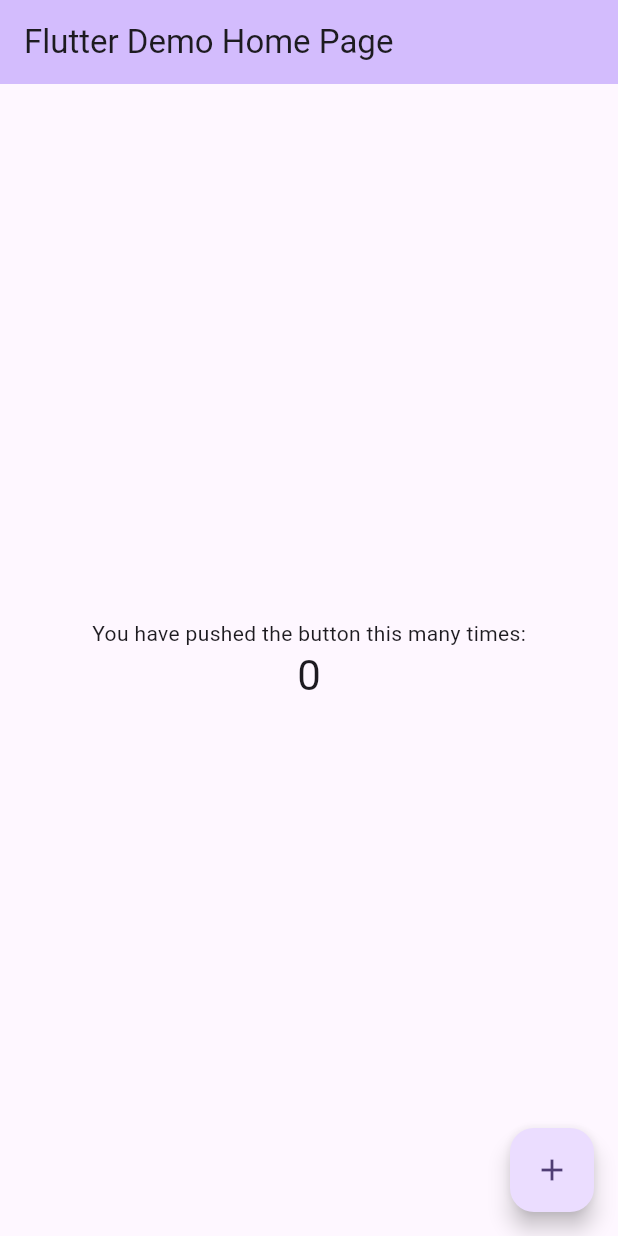
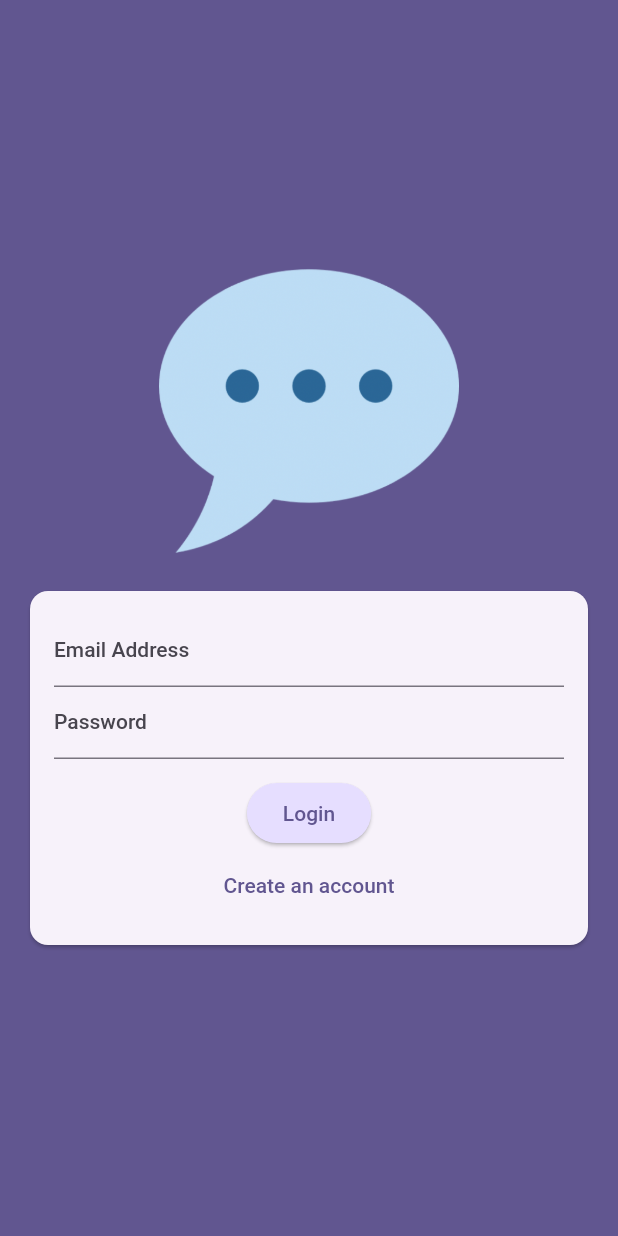
Before and after one commit to yanaMyn/flutter-chat_app, a Flutter app: the screen it shows after launch, on a phone screen of 412 x 824 dp. Run offline on Flutter 3.47's test engine with Material 2 defaults, Android fonts, the phone set to English and light mode, and no system bars.

Commit message:
add login page and set validateor

```diff
--- a/lib/main.dart
+++ b/lib/main.dart
@@ -1,125 +1,23 @@
+import 'package:chat_app/screens/auth.dart';
 import 'package:flutter/material.dart';
 
 void main() {
-  runApp(const MyApp());
+  runApp(const App());
 }
 
-class MyApp extends StatelessWidget {
-  const MyApp({super.key});
+class App extends StatelessWidget {
+  const App({super.key});
 
-  // This widget is the root of your application.
   @override
   Widget build(BuildContext context) {
     return MaterialApp(
-      title: 'Flutter Demo',
-      theme: ThemeData(
-        // This is the theme of your application.
-        //
-        // TRY THIS: Try running your application with "flutter run". You'll see
-        // the application has a blue toolbar. Then, without quitting the app,
-        // try changing the seedColor in the colorScheme below to Colors.green
-        // and then invoke "hot reload" (save your changes or press the "hot
-        // reload" button in a Flutter-supported IDE, or press "r" if you used
-        // the command line to start the app).
-        //
-        // Notice that the counter didn't reset back to zero; the application
-        // state is not lost during the reload. To reset the state, use hot
-        // restart instead.
-        //
-        // This works for code too, not just values: Most code changes can be
-        // tested with just a hot reload.
-        colorScheme: ColorScheme.fromSeed(seedColor: Colors.deepPurple),
+      title: 'FlutterChat',
+      theme: ThemeData().copyWith(
         useMaterial3: true,
+        colorScheme: ColorScheme.fromSeed(
+            seedColor: const Color.fromARGB(255, 63, 17, 177)),
       ),
-      home: const MyHomePage(title: 'Flutter Demo Home Page'),
+      home: const AuthScreen(),
     );
   }
 }
-
-class MyHomePage extends StatefulWidget {
-  const MyHomePage({super.key, required this.title});
-
-  // This widget is the home page of your application. It is stateful, meaning
-  // that it has a State object (defined below) that contains fields that affect
-  // how it looks.
-
-  // This class is the configuration for the state. It holds the values (in this
-  // case the title) provided by the parent (in this case the App widget) and
-  // used by the build method of the State. Fields in a Widget subclass are
-  // always marked "final".
-
-  final String title;
-
-  @override
-  State<MyHomePage> createState() => _MyHomePageState();
-}
-
-class _MyHomePageState extends State<MyHomePage> {
-  int _counter = 0;
-
-  void _incrementCounter() {
-    setState(() {
-      // This call to setState tells the Flutter framework that something has
-      // changed in this State, which causes it to rerun the build method below
-      // so that the display can reflect the updated values. If we changed
-      // _counter without calling setState(), then the build method would not be
-      // called again, and so nothing would appear to happen.
-      _counter++;
-    });
-  }
-
-  @override
-  Widget build(BuildContext context) {
-    // This method is rerun every time setState is called, for instance as done
-    // by the _incrementCounter method above.
-    //
-    // The Flutter framework has been optimized to make rerunning build methods
-    // fast, so that you can just rebuild anything that needs updating rather
-    // than having to individually change instances of widgets.
-    return Scaffold(
-      appBar: AppBar(
-        // TRY THIS: Try changing the color here to a specific color (to
-        // Colors.amber, perhaps?) and trigger a hot reload to see the AppBar
-        // change color while the other colors stay the same.
-        backgroundColor: Theme.of(context).colorScheme.inversePrimary,
-        // Here we take the value from the MyHomePage object that was created by
-        // the App.build method, and use it to set our appbar title.
-        title: Text(widget.title),
-      ),
-      body: Center(
-        // Center is a layout widget. It takes a single child and positions it
-        // in the middle of the parent.
-        child: Column(
-          // Column is also a layout widget. It takes a list of children and
-          // arranges them vertically. By default, it sizes itself to fit its
-          // children horizontally, and tries to be as tall as its parent.
-          //
-          // Column has various properties to control how it sizes itself and
-          // how it positions its children. Here we use mainAxisAlignment to
-          // center the children vertically; the main axis here is the vertical
-          // axis because Columns are vertical (the cross axis would be
-          // horizontal).
-          //
-          // TRY THIS: Invoke "debug painting" (choose the "Toggle Debug Paint"
-          // action in the IDE, or press "p" in the console), to see the
-          // wireframe for each widget.
-          mainAxisAlignment: MainAxisAlignment.center,
-          children: <Widget>[
-            const Text(
-              'You have pushed the button this many times:',
-            ),
-            Text(
-              '$_counter',
-              style: Theme.of(context).textTheme.headlineMedium,
-            ),
-          ],
-        ),
-      ),
-      floatingActionButton: FloatingActionButton(
-        onPressed: _incrementCounter,
-        tooltip: 'Increment',
-        child: const Icon(Icons.add),
-      ), // This trailing comma makes auto-formatting nicer for build methods.
-    );
-  }
-}
--- /dev/null
+++ b/lib/screens/auth.dart
@@ -0,0 +1,112 @@
+import 'package:flutter/material.dart';
+
+class AuthScreen extends StatefulWidget {
+  const AuthScreen({super.key});
+
+  @override
+  State<StatefulWidget> createState() {
+    return _AuthScreenState();
+  }
+}
+
+class _AuthScreenState extends State<AuthScreen> {
+  final _form = GlobalKey<FormState>();
+  var _isLogin = true;
+  var _emailEntered = '';
+  var _passwordEntered = '';
+
+  void _submit() {
+    final isValid = _form.currentState!.validate();
+    if (isValid) {
+      _form.currentState!.save();
+      print(_emailEntered);
+      print(_passwordEntered);
+    }
+  }
+
+  @override
+  Widget build(BuildContext context) {
+    return Scaffold(
+      backgroundColor: Theme.of(context).colorScheme.primary,
+      body: Center(
+        child: SingleChildScrollView(
+          child: Column(
+            mainAxisAlignment: MainAxisAlignment.center,
+            children: [
+              SizedBox(
+                width: 200,
+                child: Image.asset('assets/images/chat.png'),
+              ),
+              Card(
+                margin: const EdgeInsets.all(20),
+                child: Padding(
+                  padding: const EdgeInsets.all(16),
+                  child: Form(
+                    key: _form,
+                    child: Column(
+                      mainAxisSize: MainAxisSize.min,
+                      children: [
+                        TextFormField(
+                          decoration: const InputDecoration(
+                            labelText: "Email Address",
+                          ),
+                          keyboardType: TextInputType.emailAddress,
+                          autocorrect: false,
+                          textCapitalization: TextCapitalization.none,
+                          validator: (value) {
+                            if (value == null || value.isEmpty || !value.contains("@")) {
+                              return "Please enter a valid email address.";
+                            }
+
+                            return null;
+                          },
+                          onSaved: (newValue) {
+                            _emailEntered = newValue!;
+                          },
+                        ),
+                        TextFormField(
+                          decoration: const InputDecoration(
+                            labelText: "Password",
+                          ),
+                          obscureText: true,
+                          validator: (value) {
+                            if (value == null || value.isEmpty || value.length < 6) {
+                              return "Password must be at least 6 characters long.";
+                            }
+
+                            return null;
+                          },
+                          onSaved: (newValue) {
+                            _passwordEntered = newValue!;
+                          },
+                        ),
+                        const SizedBox(height: 12),
+                        ElevatedButton(
+                          style: ElevatedButton.styleFrom(
+                            backgroundColor: Theme.of(context).colorScheme.primaryContainer
+                          ),
+                          onPressed: _submit,
+                          child: Text(_isLogin ? "Login" : "Sign Up"),
+                        ),
+                        TextButton(
+                          onPressed: () {
+                            setState(() {
+                              _isLogin = !_isLogin;
+                            });
+                          },
+                          child: Text(_isLogin
+                              ? "Create an account"
+                              : "I already have an account"),
+                        ),
+                      ],
+                    ),
+                  ),
+                ),
+              ),
+            ],
+          ),
+        ),
+      ),
+    );
+  }
+}
--- a/pubspec.yaml
+++ b/pubspec.yaml
@@ -59,8 +59,8 @@ flutter:
   uses-material-design: true
 
   # To add assets to your application, add an assets section, like this:
-  # assets:
-  #   - images/a_dot_burr.jpeg
+  assets:
+    - assets/images/chat.png
   #   - images/a_dot_ham.jpeg
 
   # An image asset can refer to one or more resolution-specific "variants", see
```
Also changed, not shown: assets/images/chat.png (added).
